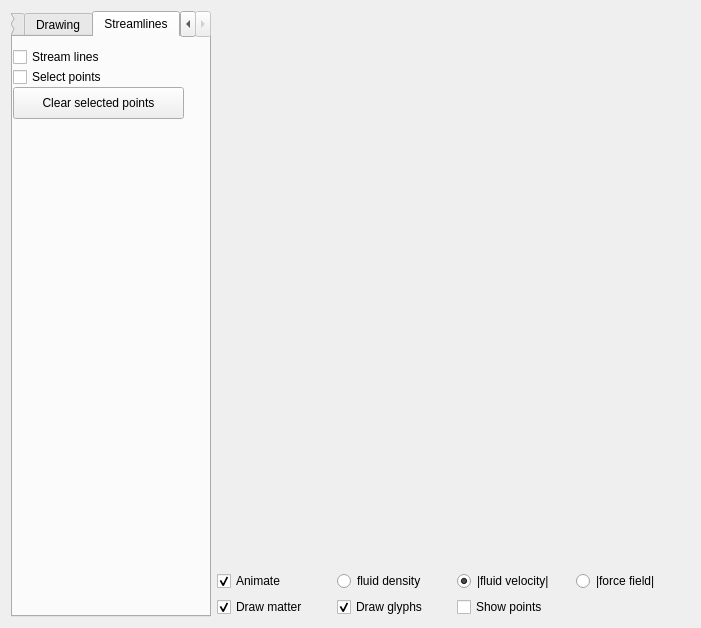
Before: the Qt Designer form window.ui in npklein/scientific_visualization, drawn with Qt 5.
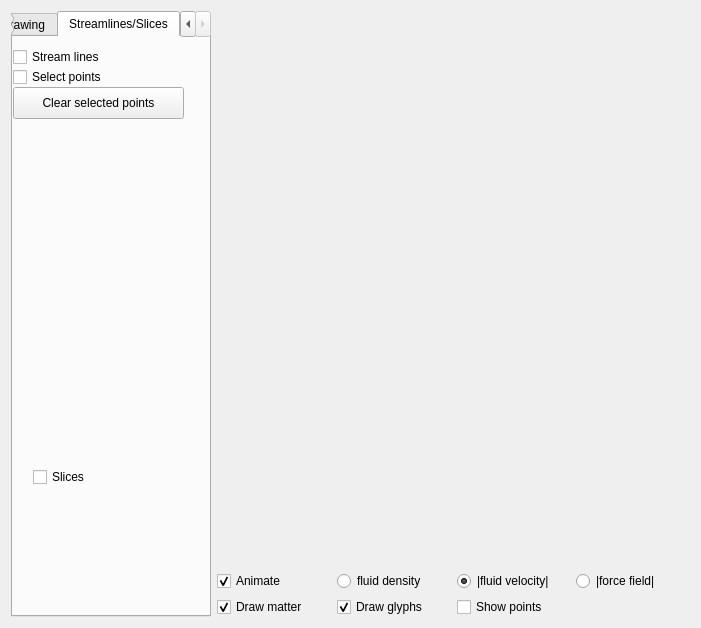
After: the same form once the commit is applied. Custom widgets are drawn as their Qt base class.

Patch:
```diff
--- a/window.ui
+++ b/window.ui
@@ -790,7 +790,7 @@
      </widget>
      <widget class="QWidget" name="streamlines">
       <attribute name="title">
-       <string>Streamlines</string>
+       <string>Streamlines/Slices</string>
       </attribute>
       <widget class="QCheckBox" name="drawStreamLineCheckbox">
        <property name="enabled">
@@ -834,6 +834,19 @@
         <string>Clear selected points</string>
        </property>
       </widget>
+      <widget class="QCheckBox" name="slicesCheckBox">
+       <property name="geometry">
+        <rect>
+         <x>20</x>
+         <y>430</y>
+         <width>86</width>
+         <height>20</height>
+        </rect>
+       </property>
+       <property name="text">
+        <string>Slices</string>
+       </property>
+      </widget>
      </widget>
     </widget>
    </item>
```
Left out of the diff: 65 changed lines with no effect on the pictures.
